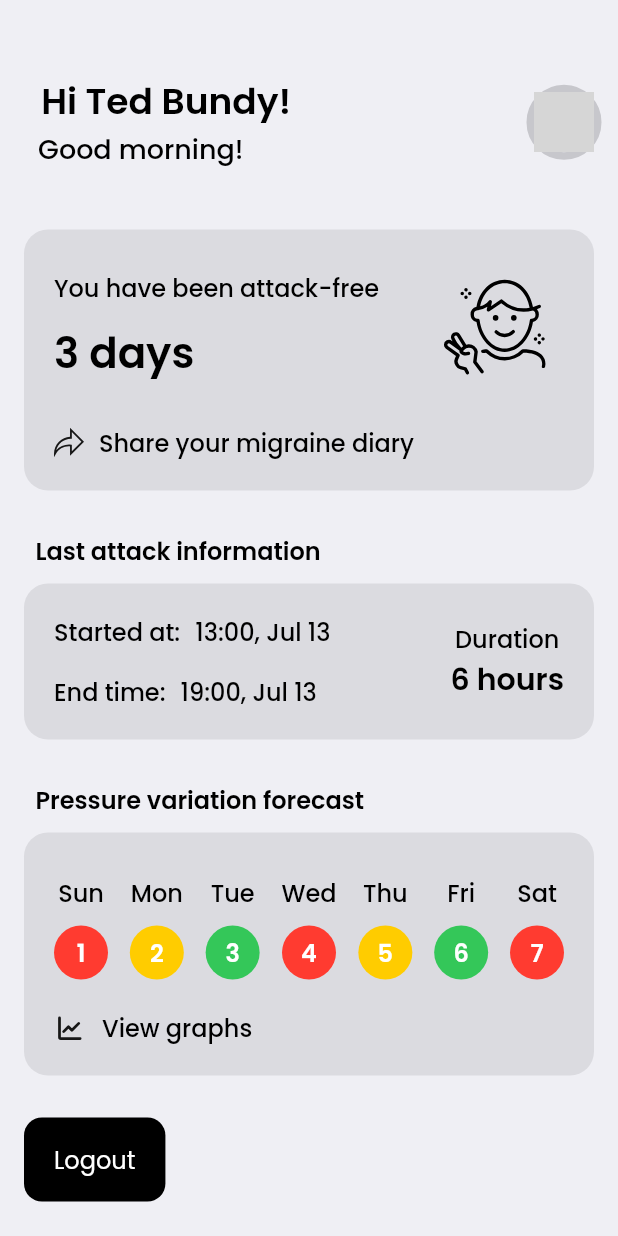
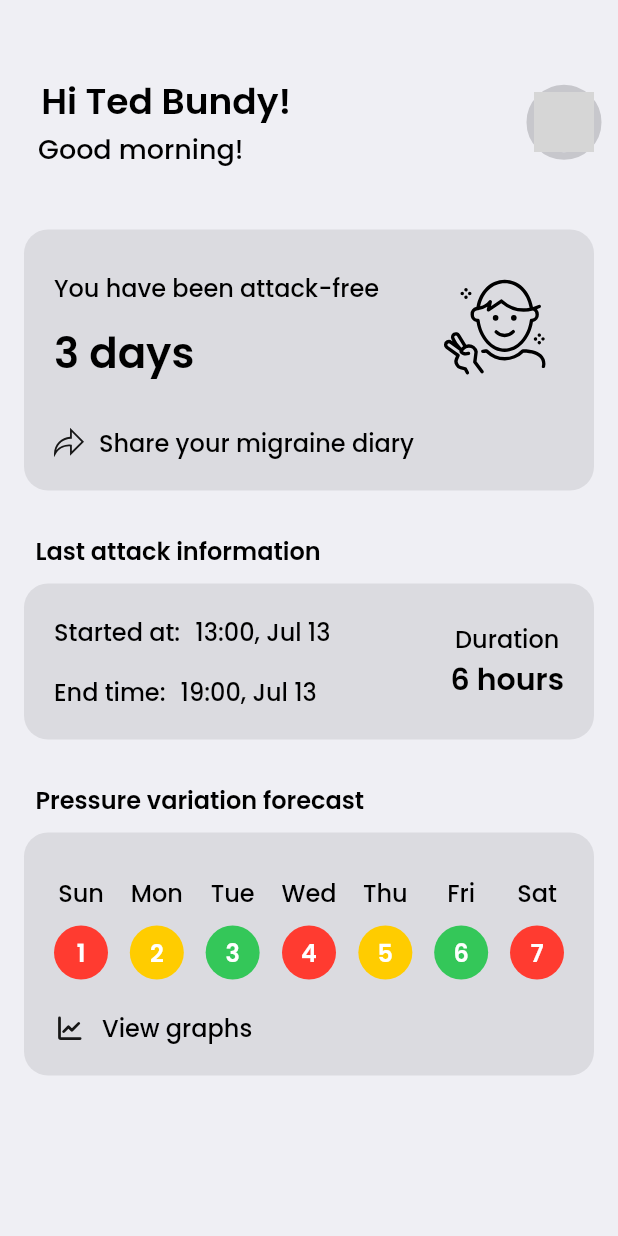
Before and after one commit to MdKaif2782/migraine-tracker, a Flutter app: the HomeScreen screen opened directly, on a phone screen of 412 x 824 dp. Run offline on Flutter 3.47's test engine with Material 3 defaults, Android fonts, the phone set to English and light mode, and no system bars; our stand-ins replace flutter_svg, persistent_bottom_nav_bar, shared_preferences; accounts and stored records are empty; network calls fail; grey boxes are pictures that could not be loaded.

Commit message:
modified home.dart

```diff
--- a/lib/screens/home.dart
+++ b/lib/screens/home.dart
@@ -3,6 +3,7 @@ import 'package:flutter_svg/flutter_svg.dart';
 import 'package:flutter_svg/svg.dart';
 import 'package:shared_preferences/shared_preferences.dart';
 
+import 'auth.dart';
 import 'login.dart';
 
 class HomeScreen extends StatefulWidget {
@@ -20,58 +21,38 @@ class _HomeScreenState extends State<HomeScreen> {
         child: Column(children: <Widget>[
           Container(
             padding: const EdgeInsets.only(top: 50.0, left: 16.0, right: 16.0),
-            child: Column(
+            child: const Column(
               crossAxisAlignment: CrossAxisAlignment.start,
               children: <Widget>[
-                const HomePageHeader(),
+                HomePageHeader(),
 
-                const SizedBox(height: 40),
+                SizedBox(height: 40),
 
-                const AttackBox(),
-                const SizedBox(height: 28),
-                const Text(
+                AttackBox(),
+                SizedBox(height: 28),
+                Text(
                     "  Last attack information",
                     style: TextStyle(
                       fontSize: 16.0,
                       fontWeight: FontWeight.w600,
                     ),
                 ),
-                const SizedBox(height: 10),
+                SizedBox(height: 10),
 
-                const LastAttackInfo(),
-                const SizedBox(height: 28),
-                const Text(
+                LastAttackInfo(),
+                SizedBox(height: 28),
+                Text(
                   "  Pressure variation forecast",
                   style: TextStyle(
                     fontSize: 16.0,
                     fontWeight: FontWeight.w600,
                   ),
                 ),
-                const SizedBox(height: 10),
-                const PressureForecastBox(),
+                SizedBox(height: 10),
+                PressureForecastBox(),
 
 
-                const SizedBox(height: 28),
-
-                CupertinoButton.filled(
-                  child: const Text('Logout', style: TextStyle(color: CupertinoColors.white)),
-                  onPressed: () {
-                    // Perform logout action
-                    // Remove user from shared preferences
-                    Future<void> removeUser() async {
-                      final prefs = await SharedPreferences.getInstance();
-                      await prefs.remove('user');
-                    }
-
-                    removeUser();
-                    // Navigate to login screen
-                    Navigator.of(context).pushReplacement(
-                      CupertinoPageRoute(
-                        builder: (context) => const LoginScreen(),
-                      ),
-                    );
-                  },
-                ),
+                SizedBox(height: 28),
               ],
             ),
           ),
```
